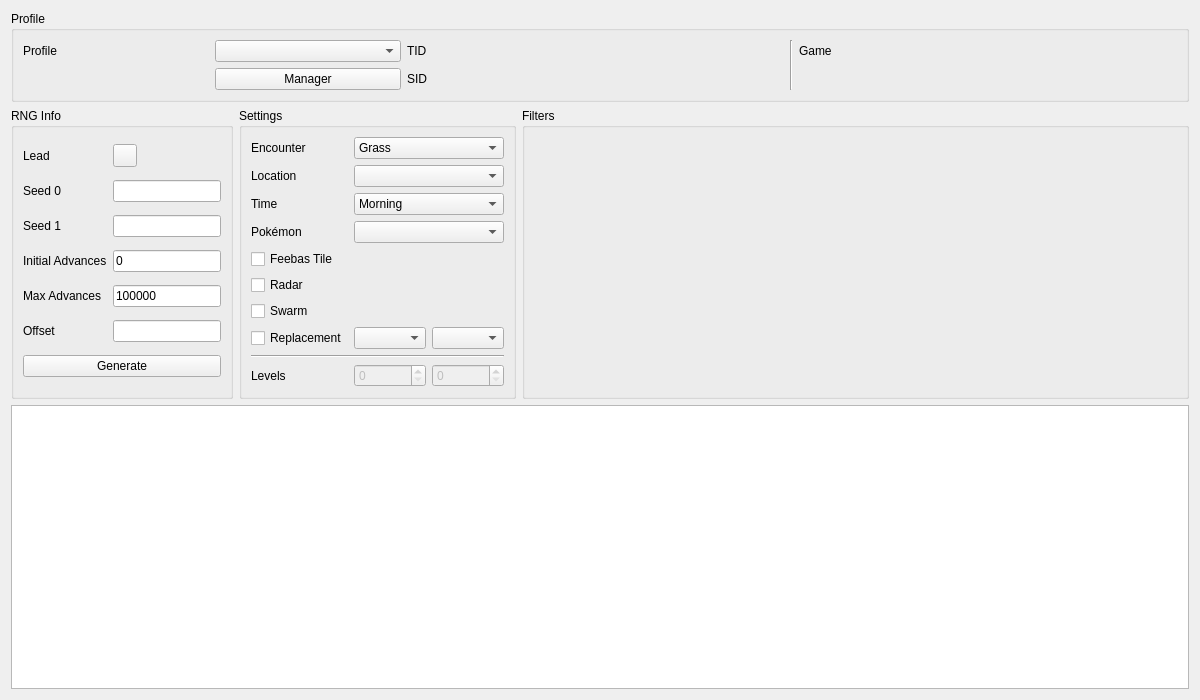
Old version of the form Form/Gen8/Wild8.ui in the repository Admiral-Fish/PokeFinder.
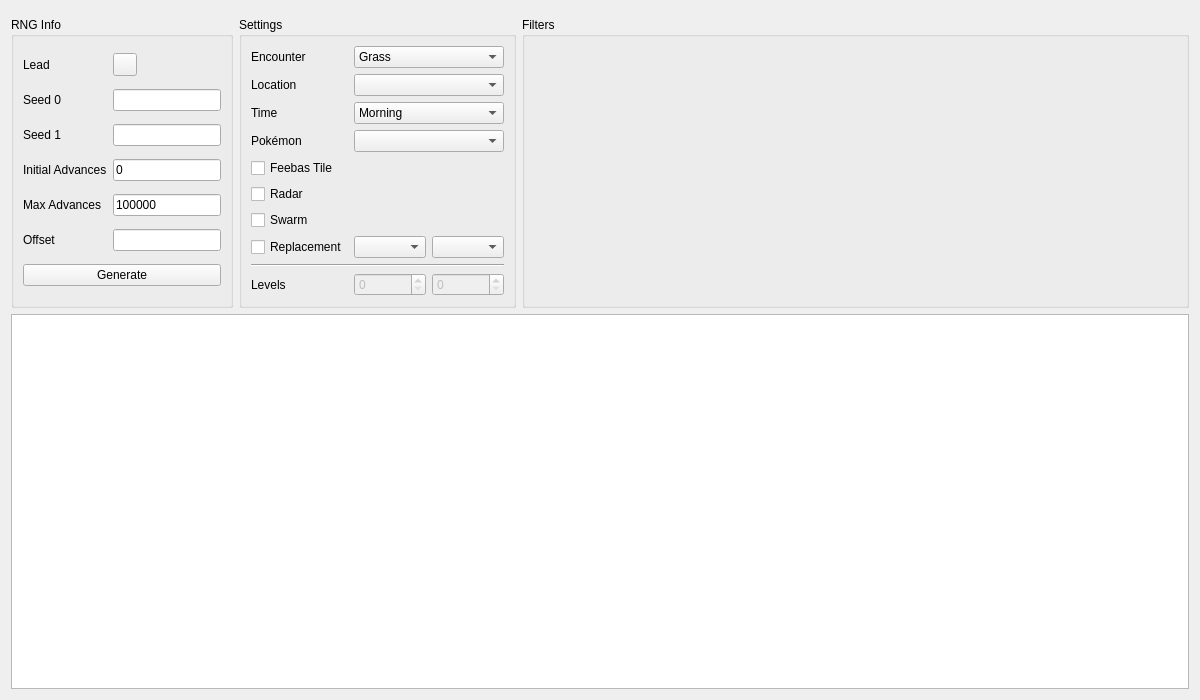
New version of the form. Custom widgets are drawn as their Qt base class.

Commit message: Refactor profile display

The edit to the form file:
```diff
--- a/Form/Gen8/Wild8.ui
+++ b/Form/Gen8/Wild8.ui
@@ -13,13 +13,17 @@
   <property name="windowTitle">
    <string>Wild Gen 8</string>
   </property>
-  <layout class="QGridLayout" name="gridLayout_5">
+  <layout class="QGridLayout" name="gridLayout">
+   <item row="0" column="0" colspan="3">
+    <widget class="ProfileDisplay8" name="profileDisplay" native="true">
+    </widget>
+   </item>
    <item row="1" column="0">
     <widget class="QGroupBox" name="groupBoxRNGInfo">
      <property name="title">
       <string>RNG Info</string>
      </property>
-     <layout class="QGridLayout" name="gridLayout_3">
+     <layout class="QGridLayout" name="gridLayout_1">
       <item row="0" column="0">
        <widget class="QLabel" name="labelLead">
         <property name="text">
@@ -112,82 +116,19 @@
      <property name="title">
       <string>Filters</string>
      </property>
-     <layout class="QGridLayout" name="gridLayout">
+     <layout class="QGridLayout" name="gridLayout_2">
       <item row="0" column="0" rowspan="2">
        <widget class="Filter" name="filter" native="true"/>
       </item>
      </layout>
     </widget>
    </item>
-   <item row="0" column="0" colspan="3">
-    <widget class="QGroupBox" name="groupBoxProfile">
-     <property name="title">
-      <string>Profile</string>
-     </property>
-     <layout class="QGridLayout" name="gridLayout_4">
-      <item row="0" column="0">
-       <widget class="QLabel" name="labelProfile">
-        <property name="text">
-         <string>Profile</string>
-        </property>
-       </widget>
-      </item>
-      <item row="0" column="1">
-       <widget class="QComboBox" name="comboBoxProfiles"/>
-      </item>
-      <item row="1" column="1">
-       <widget class="QPushButton" name="pushButtonProfileManager">
-        <property name="text">
-         <string>Manager</string>
-        </property>
-       </widget>
-      </item>
-      <item row="0" column="2">
-       <widget class="QLabel" name="labelProfileTID">
-        <property name="text">
-         <string>TID</string>
-        </property>
-       </widget>
-      </item>
-      <item row="0" column="3">
-       <widget class="QLabel" name="labelProfileTIDValue"/>
-      </item>
-      <item row="1" column="2">
-       <widget class="QLabel" name="labelProfileSID">
-        <property name="text">
-         <string>SID</string>
-        </property>
-       </widget>
-      </item>
-      <item row="1" column="3">
-       <widget class="QLabel" name="labelProfileSIDValue"/>
-      </item>
-      <item row="0" column="4" rowspan="2">
-       <widget class="Line" name="line">
-        <property name="orientation">
-         <enum>Qt::Orientation::Vertical</enum>
-        </property>
-       </widget>
-      </item>
-      <item row="0" column="6">
-       <widget class="QLabel" name="labelProfileGame">
-        <property name="text">
-         <string>Game</string>
-        </property>
-       </widget>
-      </item>
-      <item row="0" column="7">
-       <widget class="QLabel" name="labelProfileGameValue"/>
-      </item>
-     </layout>
-    </widget>
-   </item>
    <item row="1" column="1">
     <widget class="QGroupBox" name="groupBoxSettings">
      <property name="title">
       <string>Settings</string>
      </property>
-     <layout class="QGridLayout" name="gridLayout_2">
+     <layout class="QGridLayout" name="gridLayout_3">
       <item row="0" column="0">
        <widget class="QLabel" name="labelEncounter">
         <property name="text">
@@ -324,7 +265,7 @@
        <widget class="ComboBox" name="comboBoxReplacement1"/>
       </item>
       <item row="8" column="0" colspan="3">
-       <widget class="Line" name="line_2">
+       <widget class="Line" name="line">
         <property name="orientation">
          <enum>Qt::Orientation::Horizontal</enum>
         </property>
@@ -384,16 +325,22 @@
    <header>Form/Controls/Filter.hpp</header>
    <container>1</container>
   </customwidget>
+  <customwidget>
+   <class>ProfileDisplay8</class>
+   <extends>QWidget</extends>
+   <header>Form/Gen8/Profile/ProfileDisplay8.hpp</header>
+   <container>1</container>
+  </customwidget>
+  <customwidget>
+   <class>ComboBoxProxy</class>
+   <extends>QComboBox</extends>
+   <header>Form/Controls/ComboBoxProxy.hpp</header>
+  </customwidget>
   <customwidget>
    <class>ComboMenu</class>
    <extends>QToolButton</extends>
    <header>Form/Controls/ComboMenu.hpp</header>
   </customwidget>
-  <customwidget>
-   <class>ComboBoxProxy</class>
-   <extends>QComboBox</extends>
-   <header>Form/Controls/ComboBoxProxy.hpp</header>
-  </customwidget>
  </customwidgets>
  <tabstops>
   <tabstop>comboBoxProfiles</tabstop>
```
Left out of the diff: 2 changed lines with no effect on the pictures. The commit also changes 110 other files.
